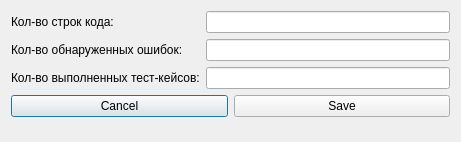
The window that projectcodelinesdialog.ui (YuliaLee/yuliya) describes before a commit, drawn with Qt 5.
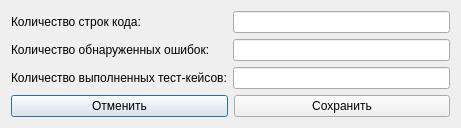
The same window after the commit.

Commit message: 1) переведены все названия 2) паспорт проекта заполняется автоматически, за исключением эталонного количества ошибок 3) Метрика восстанавливаемости вычисляется по категории "Restorability Test" 4) В метрику "Коэффициент отказов" добавлены критерии "Срочно" и "Немедлено"

Diff of the .ui file:
```diff
--- a/projectcodelinesdialog.ui
+++ b/projectcodelinesdialog.ui
@@ -7,7 +7,7 @@
     <x>0</x>
     <y>0</y>
     <width>461</width>
-    <height>142</height>
+    <height>126</height>
    </rect>
   </property>
   <property name="windowTitle">
@@ -17,7 +17,7 @@
    <item row="0" column="0">
     <widget class="QLabel" name="label_2">
      <property name="text">
-      <string>Кол-во строк кода:</string>
+      <string>Количество строк кода:</string>
      </property>
     </widget>
    </item>
@@ -27,7 +27,7 @@
    <item row="1" column="0">
     <widget class="QLabel" name="label_3">
      <property name="text">
-      <string>Кол-во обнаруженных ошибок:</string>
+      <string>Количество обнаруженных ошибок:</string>
      </property>
     </widget>
    </item>
@@ -41,7 +41,7 @@
    <item row="2" column="0">
     <widget class="QLabel" name="label">
      <property name="text">
-      <string>Кол-во выполненных тест-кейсов:</string>
+      <string>Количество выполненных тест-кейсов:</string>
      </property>
     </widget>
    </item>
@@ -59,14 +59,14 @@
      <item>
       <widget class="QPushButton" name="_btnCancel">
        <property name="text">
-        <string>Cancel</string>
+        <string>Отменить</string>
        </property>
       </widget>
      </item>
      <item>
       <widget class="QPushButton" name="_btnSave">
        <property name="text">
-        <string>Save</string>
+        <string>Сохранить</string>
        </property>
       </widget>
      </item>
```
The commit also changes 7 other files.
